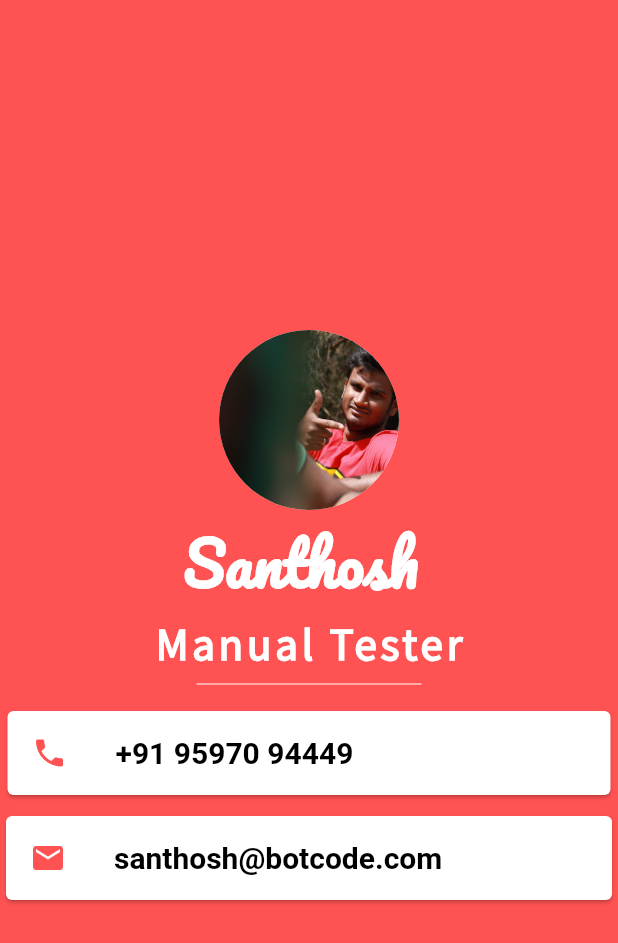
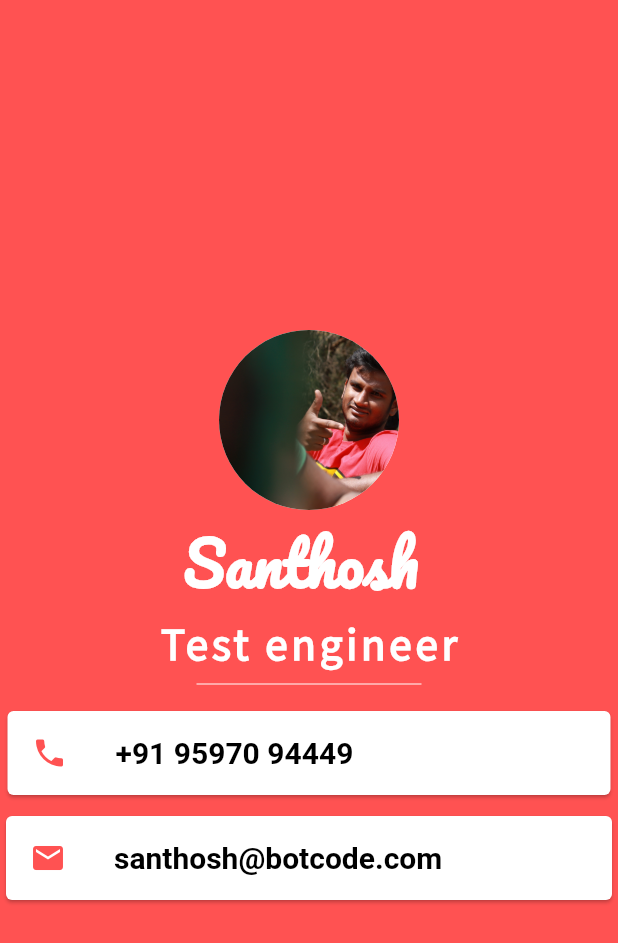
Before and after one commit to rammesaran/business-card, a Flutter app: the screen it shows after launch, swiped to page 4, on a phone screen of 412 x 824 dp. Shown: the top 943 px of the screen. Run offline on Flutter 3.47's test engine with Material 2 defaults, Android fonts, the phone set to English and light mode, and no system bars.

Commit message:
final changes

```diff
--- a/lib/cards.dart
+++ b/lib/cards.dart
@@ -11,6 +11,7 @@ class NewCard extends StatelessWidget {
           body: SafeArea(
             child: Column(
               mainAxisAlignment: MainAxisAlignment.center,
+              crossAxisAlignment: CrossAxisAlignment.center,
               children: <Widget>[
                 CircleAvatar(
                   radius: 60.0,
@@ -249,7 +250,7 @@ class NewCard extends StatelessWidget {
                   ),
                 ),
                 Text(
-                  'Manual Tester',
+                  'Test engineer',
                   style: TextStyle(
                     fontFamily: 'Source Sans Pro',
                     color: Colors.white,
@@ -324,7 +325,7 @@ class NewCard extends StatelessWidget {
                   ),
                 ),
                 Text(
-                  'Manual Tester',
+                  'Test engineer',
                   style: TextStyle(
                     fontFamily: 'Source Sans Pro',
                     color: Colors.white,
@@ -474,7 +475,7 @@ class NewCard extends StatelessWidget {
                   ),
                 ),
                 Text(
-                  'client engagement specialist',
+                  'Test engineer',
                   style: TextStyle(
                     fontFamily: 'Source Sans Pro',
                     color: Colors.white,
@@ -827,8 +828,7 @@ class NewCard extends StatelessWidget {
           ),
         ),
       ],
-    physics: BouncingScrollPhysics(),
-
+      physics: BouncingScrollPhysics(),
     );
   }
 }
```
Also changed, not shown: pubspec.lock, 3 other files.
